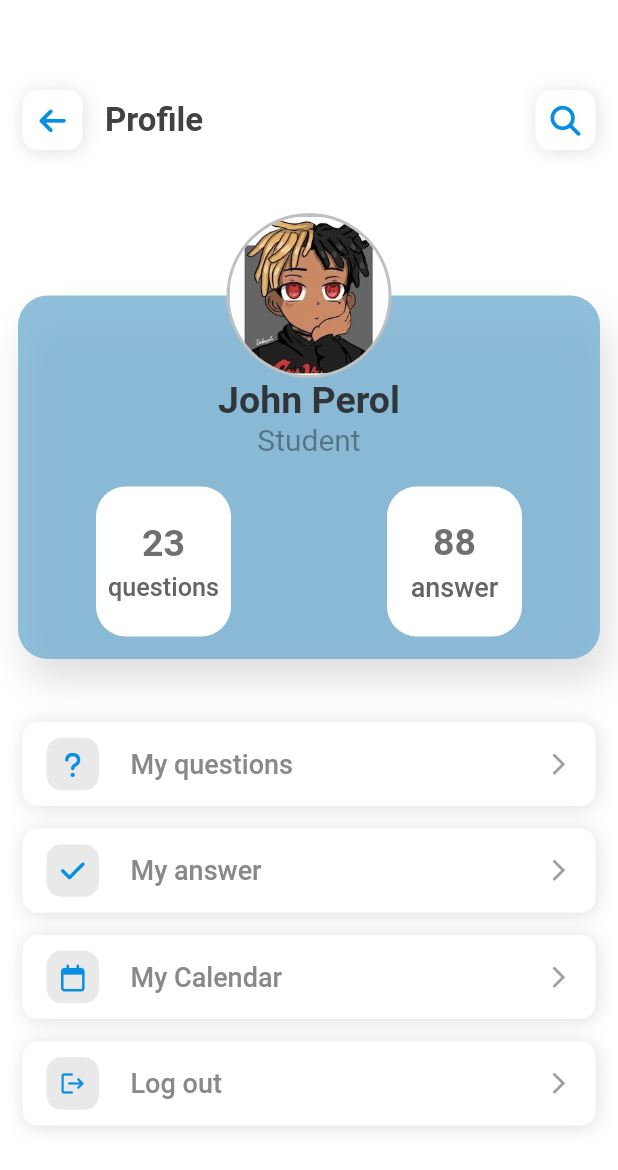
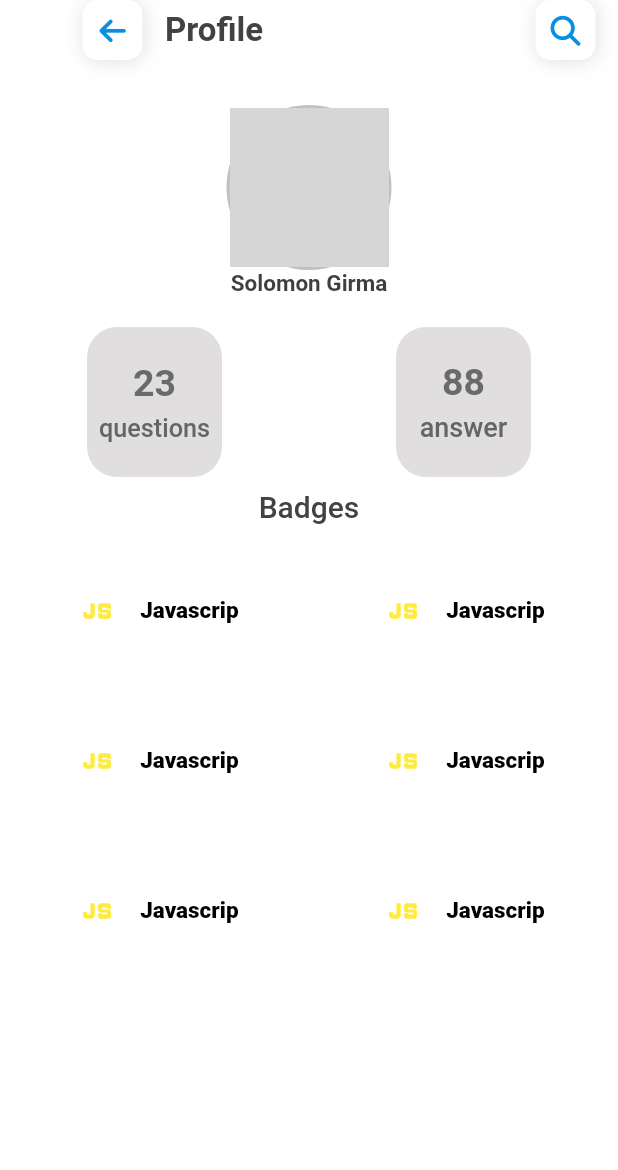
Before and after one commit to Herma-Computing/ExpertsWayV2, a Flutter app: the Profile screen opened by its route, on a phone screen of 412 x 824 dp. Shown: the top 1170 px of the screen. Run offline on Flutter 3.47's test engine with Material 2 defaults, Android fonts, the phone set to English and light mode, and no system bars; our stand-ins replace animated_splash_screen, another_flushbar, cached_network_image, dio, double_back_to_close_app, dropdown_search and 14 more; missing offline and left inert: configurable_expansion_tile_null_safety; accounts and stored records are empty; network calls fail; Roboto replaces fonts that are missing (Red Hat Display); grey boxes are pictures that could not be loaded.

Commit message:
profile page updated

```diff
--- a/lib/ui/pages/landing_page/controller.dart
+++ b/lib/ui/pages/landing_page/controller.dart
@@ -21,6 +21,7 @@ class LandingPageController extends GetxController {
   String? _profileImage = '';
 
   String? get profileImage => _profileImage;
+  String? get profileNames => profileName;
 
   set profileImage(String? value) {
     _profileImage = value;
@@ -49,7 +50,7 @@ class LandingPageController extends GetxController {
     getCoursesFromDatabase();
     // read courses data from the API in case there's some updates
     getCoursesFromApi(savedCourseLastUpdateDate, savedPlLastUpdateDate);
-    getProfileDetails();
+     getProfileDetails();
   }
 
   Future getCoursesFromApi(String? savedCourseLastUpdateDate, String? savedPlLastUpdateDate) async {
@@ -187,7 +188,8 @@ class LandingPageController extends GetxController {
   // get  user profile
   Future getProfileDetails() async {
     final result = await SharedPreferences.getInstance();
-    profileName = result.getString('name');
-    _profileImage = result.getString('image');
+    profileName = result.getString('name') ?? "Besufikad";
+    _profileImage =  result.getString('image');
+    update();
   }
 }
--- a/lib/ui/pages/landing_page/landing_page.dart
+++ b/lib/ui/pages/landing_page/landing_page.dart
@@ -519,6 +519,7 @@ class _Header extends StatelessWidget {
   final LandingPageController controller;
   const _Header({required this.theme, required this.controller});
 
+
   @override
   Widget build(BuildContext context) {
     TextTheme textTheme = Theme.of(context).textTheme;
--- a/lib/ui/pages/profile.dart
+++ b/lib/ui/pages/profile.dart
@@ -1,8 +1,11 @@
+import 'package:expertsway/ui/pages/landing_page/controller.dart';
 import 'package:flutter/material.dart';
 import 'package:font_awesome_flutter/font_awesome_flutter.dart';
 import 'package:expertsway/ui/widgets/header.dart';
 import 'package:expertsway/utils/color.dart';
 import 'package:get/get.dart';
+
+LandingPageController _controller = LandingPageController();
 
 class Profile extends StatefulWidget {
   const Profile({Key? key}) : super(key: key);
@@ -22,9 +25,7 @@ class _ProfileState extends State<Profile> {
       child: Material(
         color: Colors.transparent,
         child: InkWell(
-          onTap: () {
-
-          },
+          onTap: () {},
           highlightColor: const Color.fromARGB(132, 135, 208, 245),
           splashColor: const Color.fromARGB(61, 231, 231, 231),
           borderRadius: BorderRadius.circular(radius),
@@ -57,55 +58,31 @@ class _ProfileState extends State<Profile> {
   @override
   Widget build(BuildContext context) {
     return Scaffold(
-        body: Padding(
-      padding: const EdgeInsets.only(top: 60.0),
-      child: Column(
+        body: Column(
       children: [
-          const Header(title: "Profile"),
+        Padding(
+          padding: const EdgeInsets.only(left: 40),
+          child: const Header(title: "Profile"),
+        ),
 
         const SizedBox(
           height: 30,
         ),
         // profile
-          Container(
-            margin: const EdgeInsets.all(12),
-            child: Stack(
-              alignment: Alignment.topCenter,
-              children: [
-                Container(
-                  width: MediaQuery.of(context).size.width,
-                  height: MediaQuery.of(context).size.height / 3.4,
-                  margin: const EdgeInsets.only(top: 55),
-                  decoration: BoxDecoration(
-                    color: const Color.fromARGB(202, 116, 175, 211),
-                    borderRadius: BorderRadius.circular(20),
-                    boxShadow: const [
-                      BoxShadow(
-                        blurRadius: 20,
-                        offset: Offset(5, 15),
-                        color: Colors.black12,
-                      )
-                    ],
+        CircleAvatar(
+          radius: 55,
+          backgroundColor: seccolor,
+          child: CircleAvatar(
+            radius: 53,
+            backgroundImage: AssetImage(
+              "${_controller.profileImage}",
             ),
-                  child: Align(
-                    alignment: Alignment.bottomCenter,
-                    child: Padding(
-                      padding: const EdgeInsets.only(bottom: 15.0),
-                      child: Column(
-                        crossAxisAlignment: CrossAxisAlignment.center,
-                        mainAxisAlignment: MainAxisAlignment.end,
-                        children: [
-                          Column(
-                            children: const [
-                              Text(
-                                "John Perol",
-                                style: TextStyle(fontSize: 25, fontWeight: FontWeight.w600, color: Color.fromARGB(221, 33, 33, 33)),
           ),
-                              Text(
-                                "Student",
-                                style: TextStyle(fontSize: 20, fontWeight: FontWeight.w400, color: Colors.black38),
         ),
-                            ],
+        const Text(
+          "Solomon Girma",
+          // "${_controller.profileNames}",
+          style: TextStyle(fontSize: 15, fontWeight: FontWeight.w600, color: Color.fromARGB(221, 33, 33, 33)),
         ),
         const SizedBox(
           height: 20,
@@ -116,13 +93,16 @@ class _ProfileState extends State<Profile> {
           children: [
             Container(
               width: 90,
-                                decoration: BoxDecoration(color: Colors.white, borderRadius: BorderRadius.circular(20)),
+              decoration: BoxDecoration(
+                color: Color.fromARGB(255, 224, 222, 222),
+                borderRadius: BorderRadius.circular(20),
+              ),
               height: 100,
-                                child: Padding(
-                                  padding: const EdgeInsets.all(8.0),
+              child: const Padding(
+                padding: EdgeInsets.all(8.0),
                 child: Column(
                   mainAxisAlignment: MainAxisAlignment.center,
-                                    children: const [
+                  children: [
                     Text(
                       "23",
                       style: TextStyle(fontWeight: FontWeight.w600, fontSize: 25, color: grey1),
@@ -143,12 +123,12 @@ class _ProfileState extends State<Profile> {
             Container(
               width: 90,
               height: 100,
-                                decoration: BoxDecoration(color: Colors.white, borderRadius: BorderRadius.circular(20)),
-                                child: Padding(
-                                  padding: const EdgeInsets.all(8.0),
+              decoration: BoxDecoration(color: Color.fromARGB(255, 224, 222, 222), borderRadius: BorderRadius.circular(20)),
+              child: const Padding(
+                padding: EdgeInsets.all(8.0),
                 child: Column(
                   mainAxisAlignment: MainAxisAlignment.center,
-                                    children: const [
+                  children: [
                     Text(
                       "88",
                       style: TextStyle(fontWeight: FontWeight.w600, fontSize: 25, color: Color.fromARGB(202, 75, 75, 75)),
@@ -168,73 +148,137 @@ class _ProfileState extends State<Profile> {
             ),
           ],
         ),
-                        ],
+        const Padding(
+          padding: EdgeInsets.all(8.0),
+          child: Text(
+            "Badges",
+            style: TextStyle(fontSize: 20),
           ),
         ),
+        Row(
+          mainAxisAlignment: MainAxisAlignment.spaceEvenly,
+          children: [
+            SizedBox(
+              height: 100,
+              width: 200,
+              child: IconButton(
+                  onPressed: () {},
+                  icon: ElevatedButton.icon(
+                      style: ElevatedButton.styleFrom(backgroundColor: Color.fromARGB(255, 255, 255, 255)),
+                      onPressed: () {},
+                      icon: Icon(
+                        Icons.javascript,
+                        size: 40,
+                        color: Colors.yellow,
                       ),
+                      label: Text(
+                        "Javascrip",
+                        style: TextStyle(fontSize: 15, color: Colors.black),
+                      ))),
             ),
-                const Positioned(
-                  child: CircleAvatar(
-                    radius: 55,
-                    backgroundColor: seccolor,
-                    child: CircleAvatar(
-                      radius: 53,
-                      backgroundImage: AssetImage(
-                        "assets/images/user.jpg",
+            SizedBox(
+              height: 100,
+              width: 200,
+              child: IconButton(
+                  onPressed: () {},
+                  icon: ElevatedButton.icon(
+                      style: ElevatedButton.styleFrom(backgroundColor: Color.fromARGB(255, 255, 255, 255)),
+                      onPressed: () {},
+                      icon: Icon(
+                        Icons.javascript,
+                        size: 40,
+                        color: Colors.yellow,
                       ),
-                    ),
-                  ),
+                      label: Text(
+                        "Javascrip",
+                        style: TextStyle(fontSize: 15, color: Colors.black),
+                      ))),
             ),
           ],
         ),
+        Row(
+          mainAxisAlignment: MainAxisAlignment.spaceEvenly,
+          children: [
+            SizedBox(
+              height: 100,
+              width: 200,
+              child: IconButton(
+                  onPressed: () {},
+                  icon: ElevatedButton.icon(
+                      style: ElevatedButton.styleFrom(backgroundColor: Color.fromARGB(255, 255, 255, 255)),
+                      onPressed: () {},
+                      icon: Icon(
+                        Icons.javascript,
+                        size: 40,
+                        color: Colors.yellow,
                       ),
-          const SizedBox(
-            height: 30,
+                      label: Text(
+                        "Javascrip",
+                        style: TextStyle(fontSize: 15, color: Colors.black),
+                      ))),
             ),
-
-          // list
-          Expanded(
-            child: Padding(
-              padding: const EdgeInsets.symmetric(horizontal: 15.0),
-              child: SingleChildScrollView(
-                child: Column(
-                  children: [
-                    _container(
-                      FontAwesomeIcons.question,
-                      "My questions",
-                      Icons.arrow_forward_ios,
+            SizedBox(
+              height: 100,
+              width: 200,
+              child: IconButton(
+                  onPressed: () {},
+                  icon: ElevatedButton.icon(
+                      style: ElevatedButton.styleFrom(backgroundColor: Color.fromARGB(255, 255, 255, 255)),
+                      onPressed: () {},
+                      icon: Icon(
+                        Icons.javascript,
+                        size: 40,
+                        color: Colors.yellow,
                       ),
-                    const SizedBox(
-                      height: 15,
-                    ),
-                    _container(
-                      FontAwesomeIcons.check,
-                      "My answer",
-                      Icons.arrow_forward_ios,
-                    ),
-                    const SizedBox(
-                      height: 15,
-                    ),
-                    _container(
-                      FontAwesomeIcons.calendar,
-                      "My Calendar",
-                      Icons.arrow_forward_ios,
-                    ),
-                    const SizedBox(
-                      height: 15,
-                    ),
-                    _container(
-                      Icons.logout,
-                      "Log out",
-                      Icons.arrow_forward_ios,
+                      label: Text(
+                        "Javascrip",
+                        style: TextStyle(fontSize: 15, color: Colors.black),
+                      ))),
             ),
           ],
         ),
+        Row(
+          mainAxisAlignment: MainAxisAlignment.spaceEvenly,
+          children: [
+            SizedBox(
+              height: 100,
+              width: 200,
+              child: IconButton(
+                  onPressed: () {},
+                  icon: ElevatedButton.icon(
+                      style: ElevatedButton.styleFrom(backgroundColor: Color.fromARGB(255, 255, 255, 255)),
+                      onPressed: () {},
+                      icon: Icon(
+                        Icons.javascript,
+                        size: 40,
+                        color: Colors.yellow,
                       ),
+                      label: Text(
+                        "Javascrip",
+                        style: TextStyle(fontSize: 15, color: Colors.black),
+                      ))),
             ),
-          )
+            SizedBox(
+              height: 100,
+              width: 200,
+              child: IconButton(
+                  onPressed: () {},
+                  icon: ElevatedButton.icon(
+                      style: ElevatedButton.styleFrom(backgroundColor: Color.fromARGB(255, 255, 255, 255)),
+                      onPressed: () {},
+                      icon: Icon(
+                        Icons.javascript,
+                        size: 40,
+                        color: Colors.yellow,
+                      ),
+                      label: Text(
+                        "Javascrip",
+                        style: TextStyle(fontSize: 15, color: Colors.black),
+                      ))),
+            ),
           ],
         ),
+      ],
     ));
   }
 }
```
Lines whose indentation alone changed are shown as unchanged.
